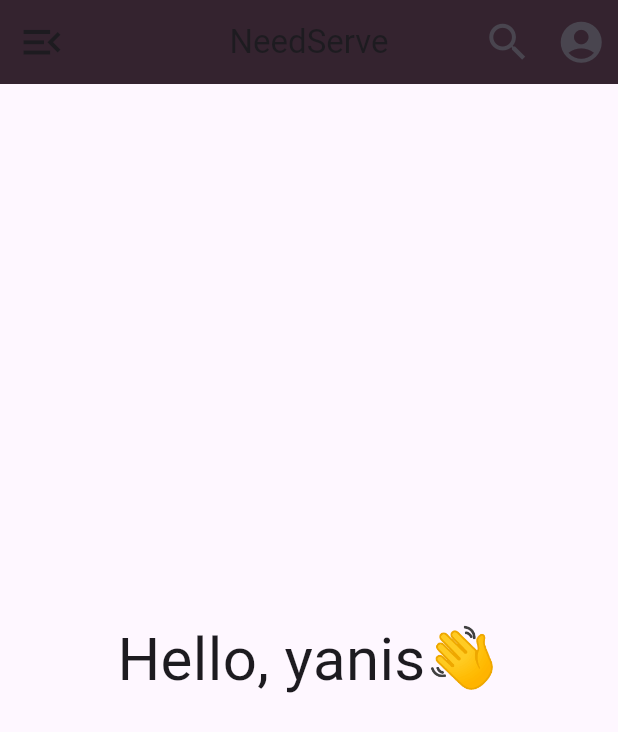
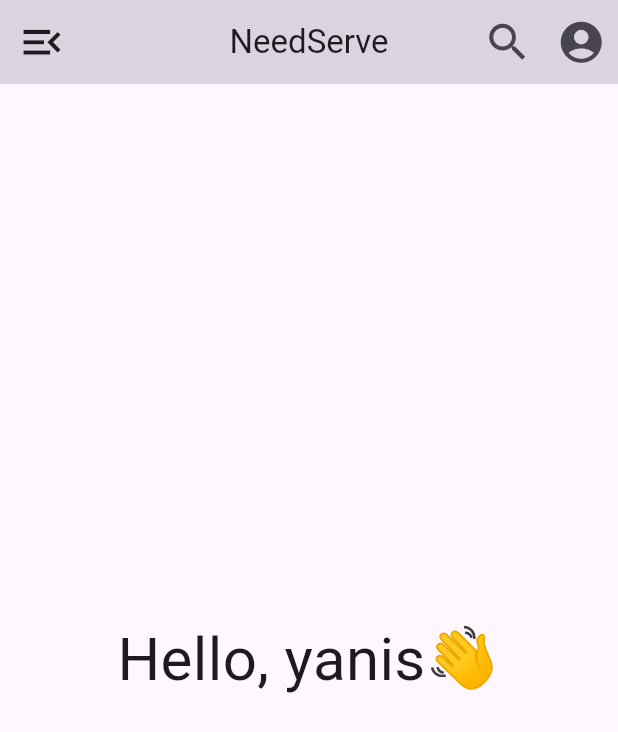
Before and after one commit to hakouusa1/final-project, a Flutter app: the FirstApp screen opened directly, on a phone screen of 412 x 824 dp. Shown: the top 732 px of the screen. Run offline on Flutter 3.47's test engine with Material 3 defaults, Android fonts, the phone set to English and light mode, and no system bars; our stand-ins replace firebase_auth, firebase_core, google_nav_bar; missing offline and left inert: dart:ffi; accounts and stored records are empty.

Commit message:
initial commit

```diff
--- a/lib/main.dart
+++ b/lib/main.dart
@@ -26,8 +26,7 @@ class MyApp extends StatelessWidget {
 
   @override
   Widget build(BuildContext context) {
-    return MaterialApp(
-        initialRoute: "/", routes: {"/": (context) => Bottom()});
+    return MaterialApp(initialRoute: "/", routes: {"/": (context) => Bottom()});
   }
 }
 
@@ -38,7 +37,7 @@ class FirstApp extends StatelessWidget {
   Widget build(BuildContext context) {
     return Scaffold(
       appBar: AppBar(
-        backgroundColor: const Color.fromARGB(255, 44, 28, 28),
+        backgroundColor: Color.fromARGB(255, 238, 234, 234),
         title: const Text("NeedServe"),
         elevation: 20,
         centerTitle: true,
```
